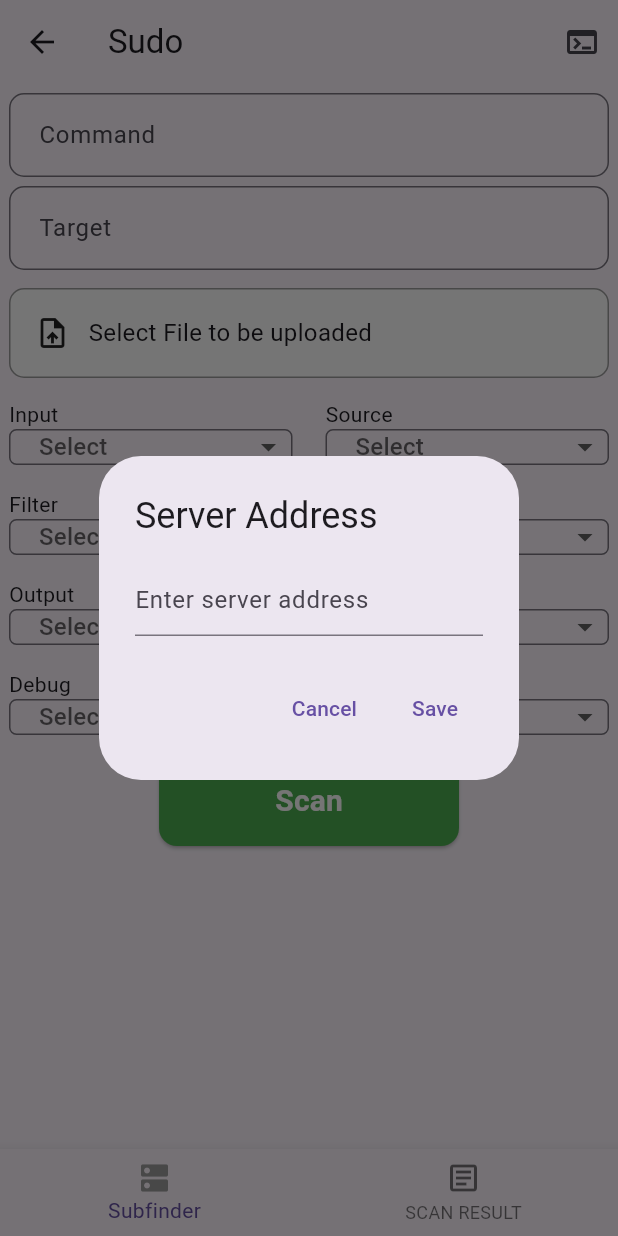
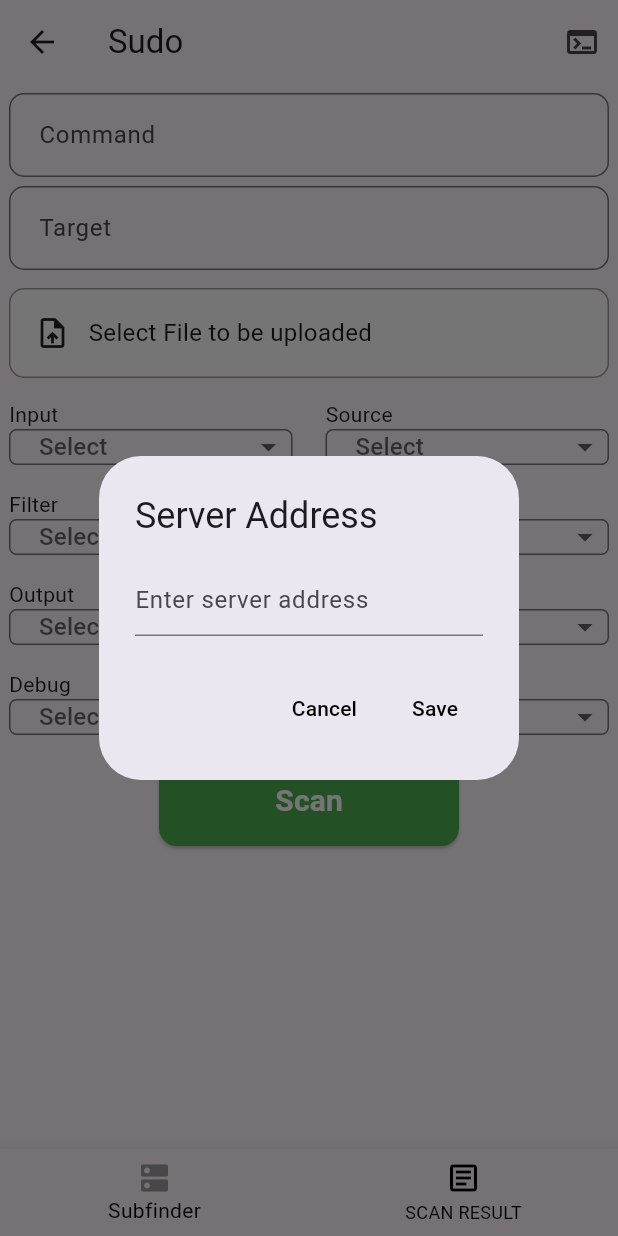
Before and after one commit to aklavya20/sudo, a Flutter app: the ScanResult screen opened directly, after a tap on the "terminal" icon, on a phone screen of 412 x 824 dp. Run offline on Flutter 3.47's test engine with Material 3 defaults, Android fonts, the phone set to English and light mode, and no system bars; our stand-ins replace dropdown_button2, file_picker, fluttertoast, share_plus.

Commit message:
initial commit

```diff
--- a/lib/main.dart
+++ b/lib/main.dart
@@ -259,11 +259,17 @@ class SudoState extends State<Sudo> {
                   ),
                   actions: [
                     TextButton(
-                      child: const Text('Cancel'),
+                      child: const Text(
+                        'Cancel',
+                        style: TextStyle(color: Colors.black),
+                      ),
                       onPressed: () => Navigator.pop(context),
                     ),
                     TextButton(
-                      child: const Text('Save'),
+                      child: const Text(
+                        'Save',
+                        style: TextStyle(color: Colors.black),
+                      ),
                       onPressed: () =>
                           Navigator.pop(context, serverController.text),
                     ),
@@ -434,6 +440,8 @@ class SudoState extends State<Sudo> {
         ),
       ),
       bottomNavigationBar: BottomNavigationBar(
+        selectedItemColor: Colors.black,
+        unselectedItemColor: Colors.black,
         items: const [
           BottomNavigationBarItem(
             icon: Icon(
@@ -579,6 +587,8 @@ class ScanResultState extends State<ScanResult> {
           ],
         ),
         bottomNavigationBar: BottomNavigationBar(
+          selectedItemColor: Colors.black,
+          unselectedItemColor: Colors.black,
           items: const [
             BottomNavigationBarItem(
               icon: Icon(
@@ -666,7 +676,6 @@ class _ScanFileListState extends State<ScanFileList> {
 
   @override
   Widget build(BuildContext context) {
-
     return Column(
       children: [
         Padding(
```
